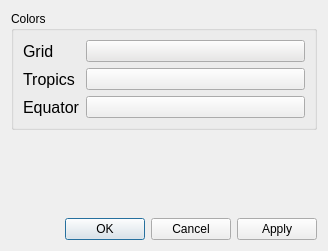
First picture: the form in src/plugins/render/graticule/GraticuleConfigWidget.ui, repository KDE/marble, before the edit.
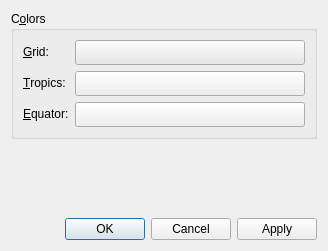
Second picture: the form after the edit.

Commit message: Some UI tweaking (button sizes, accelerators, font size).

The edit to the form file:
```diff
--- a/src/plugins/render/graticule/GraticuleConfigWidget.ui
+++ b/src/plugins/render/graticule/GraticuleConfigWidget.ui
@@ -17,7 +17,7 @@
    <item>
     <widget class="QGroupBox" name="groupBox">
      <property name="title">
-      <string>Colors</string>
+      <string>C&amp;olors</string>
      </property>
      <layout class="QFormLayout" name="formLayout">
       <item row="0" column="0">
@@ -437,18 +437,22 @@
           </disabled>
          </palette>
         </property>
-        <property name="font">
-         <font>
-          <pointsize>12</pointsize>
-         </font>
-        </property>
         <property name="text">
-         <string>Grid</string>
+         <string>&amp;Grid:</string>
+        </property>
+        <property name="buddy">
+         <cstring>gridPushButton</cstring>
         </property>
        </widget>
       </item>
       <item row="0" column="1">
        <widget class="QPushButton" name="gridPushButton">
+        <property name="minimumSize">
+         <size>
+          <width>30</width>
+          <height>25</height>
+         </size>
+        </property>
         <property name="palette">
          <palette>
           <active>
@@ -908,18 +912,25 @@
           </disabled>
          </palette>
         </property>
-        <property name="font">
-         <font>
-          <pointsize>12</pointsize>
-         </font>
-        </property>
         <property name="text">
-         <string>Tropics</string>
+         <string>&amp;Tropics:</string>
+        </property>
+        <property name="buddy">
+         <cstring>tropicsPushButton</cstring>
         </property>
        </widget>
       </item>
       <item row="1" column="1">
        <widget class="QPushButton" name="tropicsPushButton">
+        <property name="minimumSize">
+         <size>
+          <width>30</width>
+          <height>25</height>
+         </size>
+        </property>
+        <property name="toolTip">
+         <string>Color of the tropical circles.</string>
+        </property>
         <property name="text">
          <string/>
         </property>
@@ -1342,18 +1353,25 @@
           </disabled>
          </palette>
         </property>
-        <property name="font">
-         <font>
-          <pointsize>12</pointsize>
-         </font>
-        </property>
         <property name="text">
-         <string>Equator</string>
+         <string>&amp;Equator:</string>
+        </property>
+        <property name="buddy">
+         <cstring>equatorPushButton</cstring>
         </property>
        </widget>
       </item>
       <item row="2" column="1">
        <widget class="QPushButton" name="equatorPushButton">
+        <property name="minimumSize">
+         <size>
+          <width>30</width>
+          <height>25</height>
+         </size>
+        </property>
+        <property name="toolTip">
+         <string>Color of the equator.</string>
+        </property>
         <property name="text">
          <string/>
         </property>
```
Left out of the diff: 3 changed lines with no effect on the pictures. The commit also changes 1 other file.
